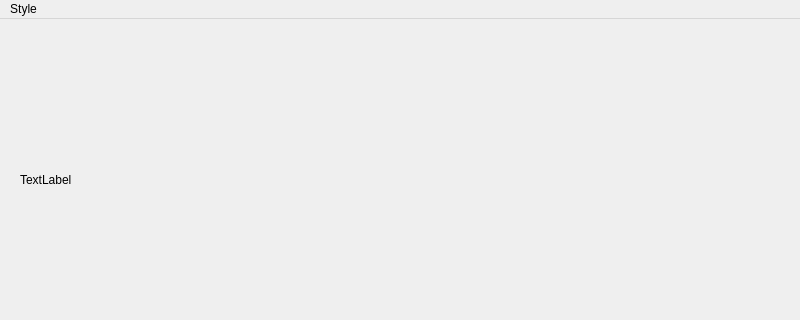
First picture: the form in mainwindow.ui, repository alu0101206011/QTPaint, before the edit; both pictures show x 0 to 800 and y 0 to 320 of the 800 by 600 pixel window.
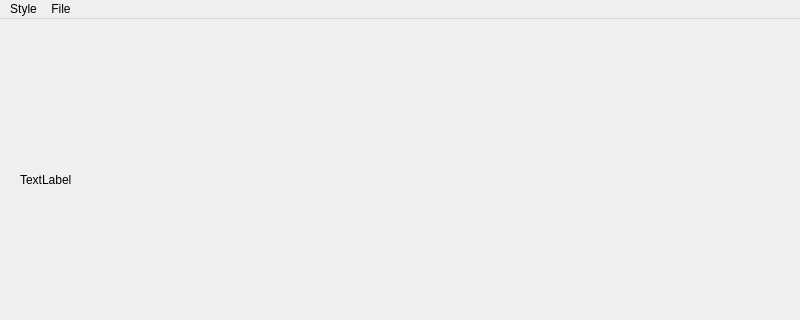
Second picture: the form after the edit.

Commit message: Adding save action and change the exit action in the menu bar

```diff
--- a/mainwindow.ui
+++ b/mainwindow.ui
@@ -109,7 +109,15 @@
     <addaction name="editWidth"/>
     <addaction name="editColour"/>
    </widget>
+   <widget class="QMenu" name="menuFile">
+    <property name="title">
+     <string>File</string>
+    </property>
+    <addaction name="imageSave"/>
+    <addaction name="optionExit"/>
+   </widget>
    <addaction name="menuStyle"/>
+   <addaction name="menuFile"/>
   </widget>
   <widget class="QStatusBar" name="statusbar"/>
   <action name="editWidth">
```
Left out of the diff: 12 changed lines with no effect on the pictures. The commit also changes 3 other files.
